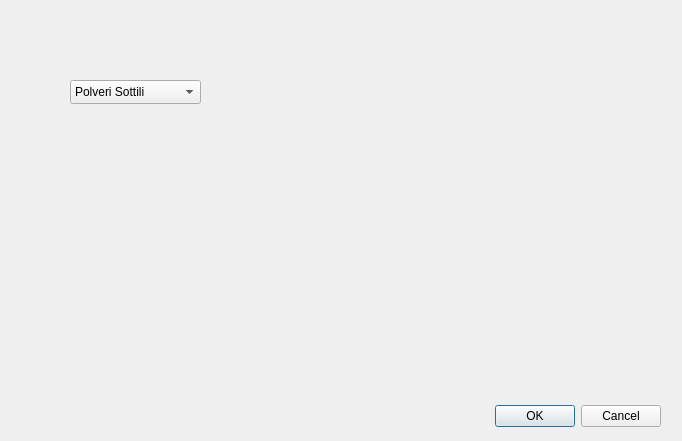
First picture: the form in addWin.ui, repository Marcker100/AppMeteo, before the edit.
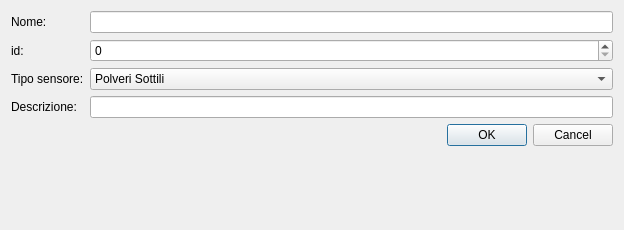
Second picture: the form after the edit.

Diff of the .ui file:
```diff
--- a/addWin.ui
+++ b/addWin.ui
@@ -6,38 +6,30 @@
    <rect>
     <x>0</x>
     <y>0</y>
-    <width>682</width>
-    <height>441</height>
+    <width>624</width>
+    <height>230</height>
    </rect>
   </property>
   <property name="windowTitle">
    <string>Dialog</string>
   </property>
-  <widget class="QDialogButtonBox" name="buttonBox">
-   <property name="geometry">
-    <rect>
-     <x>320</x>
-     <y>400</y>
-     <width>341</width>
-     <height>32</height>
-    </rect>
-   </property>
-   <property name="orientation">
-    <enum>Qt::Horizontal</enum>
-   </property>
-   <property name="standardButtons">
-    <set>QDialogButtonBox::Cancel|QDialogButtonBox::Ok</set>
-   </property>
-  </widget>
+  <layout class="QFormLayout" name="formLayout">
+   <item row="1" column="0">
+    <widget class="QLabel" name="id">
+     <property name="text">
+      <string>id:</string>
+     </property>
+    </widget>
+   </item>
+   <item row="2" column="0">
+    <widget class="QLabel" name="tipo">
+     <property name="text">
+      <string>Tipo sensore:</string>
+     </property>
+    </widget>
+   </item>
+   <item row="2" column="1">
   <widget class="QComboBox" name="scelta">
-   <property name="geometry">
-    <rect>
-     <x>70</x>
-     <y>80</y>
-     <width>131</width>
-     <height>24</height>
-    </rect>
-   </property>
    <item>
     <property name="text">
      <string>Polveri Sottili</string>
@@ -64,6 +56,41 @@
     </property>
    </item>
   </widget>
+   </item>
+   <item row="3" column="0">
+    <widget class="QLabel" name="descr">
+     <property name="text">
+      <string>Descrizione:</string>
+     </property>
+    </widget>
+   </item>
+   <item row="3" column="1">
+    <widget class="QLineEdit" name="descrizione"/>
+   </item>
+   <item row="4" column="1">
+    <widget class="QDialogButtonBox" name="buttonBox">
+     <property name="orientation">
+      <enum>Qt::Horizontal</enum>
+     </property>
+     <property name="standardButtons">
+      <set>QDialogButtonBox::Cancel|QDialogButtonBox::Ok</set>
+     </property>
+    </widget>
+   </item>
+   <item row="0" column="0">
+    <widget class="QLabel" name="nome">
+     <property name="text">
+      <string>Nome:</string>
+     </property>
+    </widget>
+   </item>
+   <item row="0" column="1">
+    <widget class="QLineEdit" name="nome_2"/>
+   </item>
+   <item row="1" column="1">
+    <widget class="QSpinBox" name="spinBox"/>
+   </item>
+  </layout>
  </widget>
  <resources/>
  <connections>
```
Lines whose indentation alone changed are shown as unchanged.
